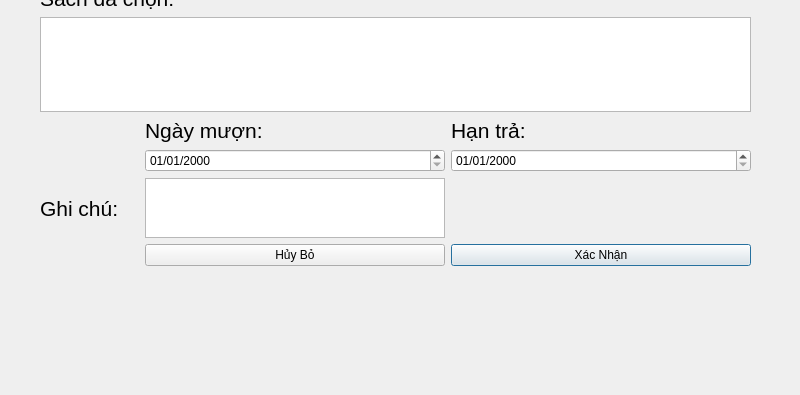
Before: the Qt Designer form view/dialog_loans.ui in phuongphuong5110-create/library-app, drawn with Qt 5; both pictures show x 0 to 800 and y 355 to 750 of the 800 by 750 pixel window.
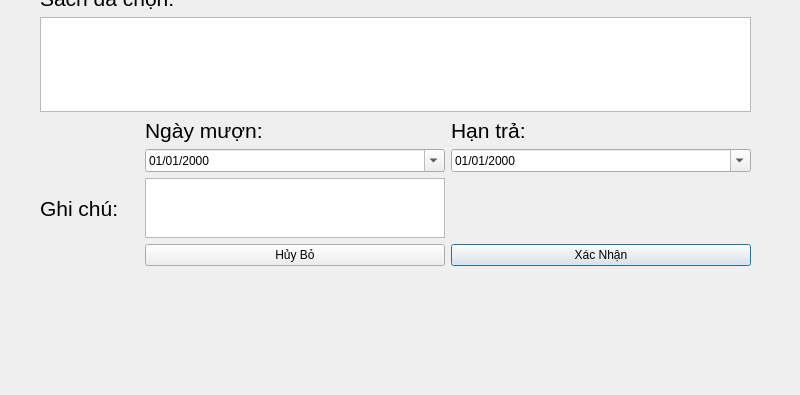
After: the same form once the commit is applied.

The edit to the form file:
```diff
--- a/view/dialog_loans.ui
+++ b/view/dialog_loans.ui
@@ -74,6 +74,9 @@
       <property name="displayFormat">
        <string>dd/MM/yyyy</string>
       </property>
+      <property name="calendarPopup">
+       <bool>true</bool>
+      </property>
      </widget>
     </item>
     <item row="10" column="0" colspan="4">
@@ -94,6 +97,9 @@
       <property name="displayFormat">
        <string>dd/MM/yyyy</string>
       </property>
+      <property name="calendarPopup">
+       <bool>true</bool>
+      </property>
      </widget>
     </item>
     <item row="15" column="3">
```
